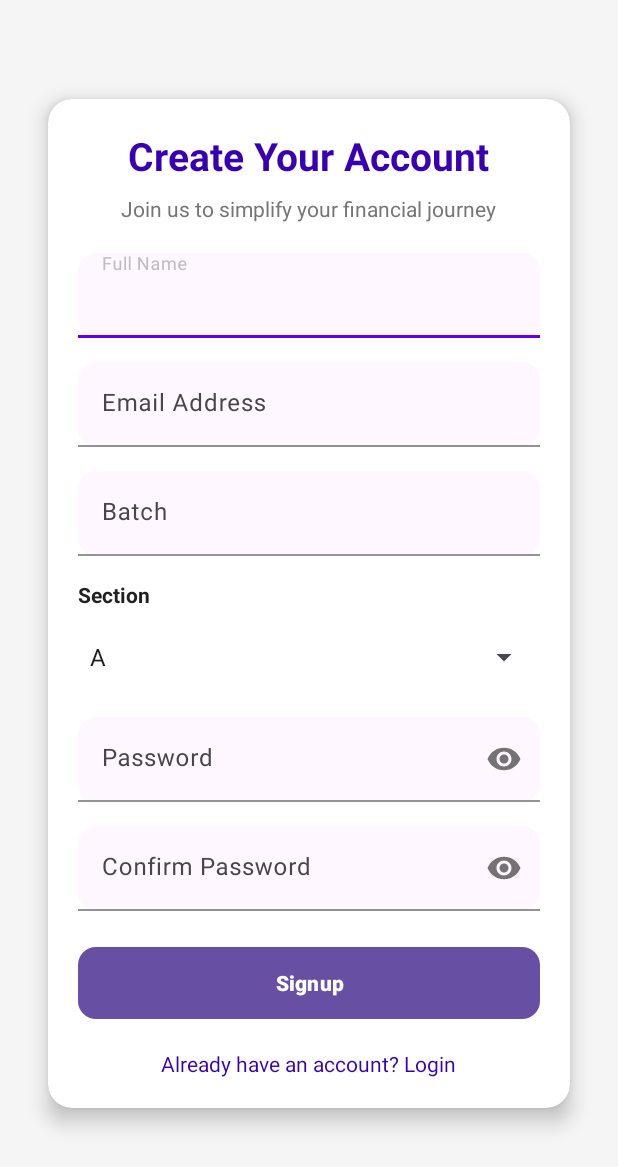
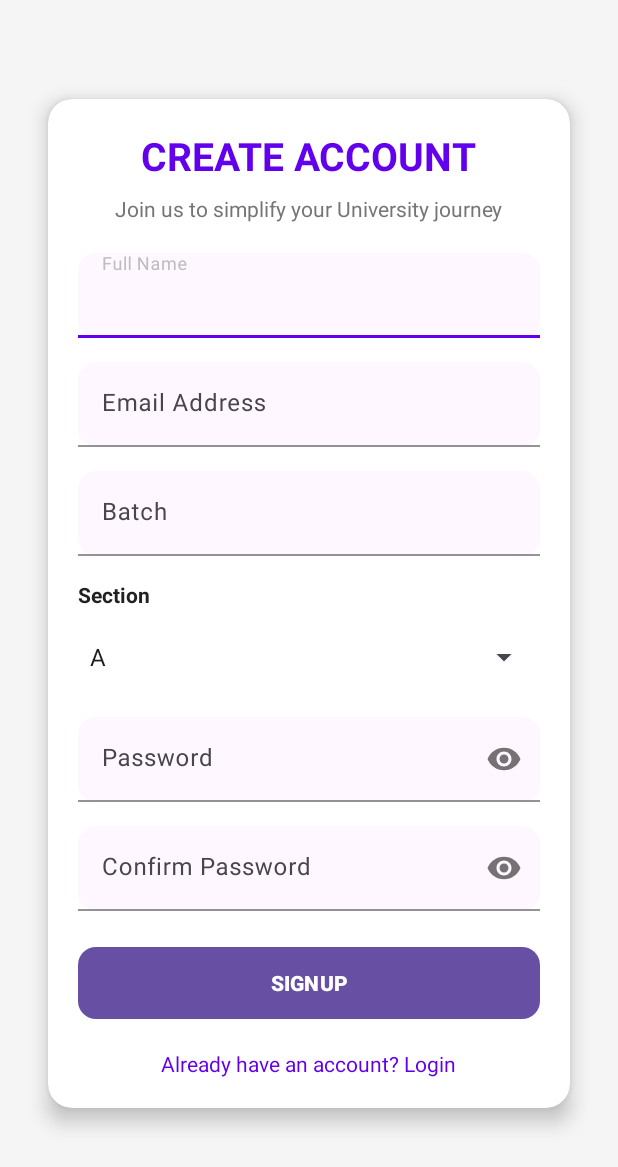
Before and after one commit to ProAnindita/QBankProject, an Android app: the SignupActivity screen opened directly, with no data from a screen before it, on a phone screen of 412 x 824 dp. Shown: the top 1167 px of the screen. Run offline under Robolectric (Android 15) with nearby library versions, the light colour scheme and no system bars; our stand-ins replace Firebase (no records; nobody signed in at launch, a user with empty details on screens opened directly).

Commit message:
all done 4

```diff
--- a/app/src/main/res/layout/activity_add_course.xml
+++ b/app/src/main/res/layout/activity_add_course.xml
@@ -12,9 +12,10 @@
         android:layout_width="wrap_content"
         android:layout_height="wrap_content"
         android:text="Add a Course"
+        android:textAllCaps="true"
         android:textSize="25sp"
         android:textStyle="bold"
-        android:textColor="@color/colorPrimaryDark"
+        android:textColor="@color/colorPrimary"
         app:layout_constraintTop_toTopOf="parent"
         app:layout_constraintStart_toStartOf="parent"
         app:layout_constraintEnd_toEndOf="parent"
--- a/app/src/main/res/layout/activity_admin.xml
+++ b/app/src/main/res/layout/activity_admin.xml
@@ -20,8 +20,9 @@
             android:layout_width="wrap_content"
             android:layout_height="wrap_content"
             android:textSize="30sp"
+            android:textAllCaps="true"
             android:textAlignment="center"
-            android:textColor="@color/colorPrimaryDark"
+            android:textColor="@color/colorPrimary"
             android:layout_gravity="center"
             android:layout_marginBottom="10dp"
             android:textStyle="bold"
--- a/app/src/main/res/layout/activity_home.xml
+++ b/app/src/main/res/layout/activity_home.xml
@@ -21,7 +21,9 @@
             android:layout_height="wrap_content"
             android:textSize="30sp"
             android:textAlignment="center"
-            android:textColor="@color/colorPrimaryDark"
+            android:textAllCaps="true"
+
+            android:textColor="@color/colorPrimary"
             android:layout_gravity="center"
             android:layout_marginBottom="10dp"
             android:textStyle="bold"
@@ -32,7 +34,7 @@
             android:layout_height="wrap_content"
             android:textSize="15sp"
             android:textAlignment="center"
-            android:textColor="@color/colorPrimaryDark"
+            android:textColor="@color/colorPrimary"
             android:layout_gravity="center"
             android:layout_marginBottom="10dp"
             android:text="emailaddress"/>
--- a/app/src/main/res/layout/activity_signup.xml
+++ b/app/src/main/res/layout/activity_signup.xml
@@ -25,12 +25,14 @@
             <!-- Welcome Header -->
             <TextView
                 android:id="@+id/textViewWelcome"
+                android:textAllCaps="true"
+
                 android:layout_width="wrap_content"
                 android:layout_height="wrap_content"
-                android:text="Create Your Account"
+                android:text="Create Account"
                 android:textSize="26sp"
                 android:textStyle="bold"
-                android:textColor="@color/colorPrimaryDark"
+                android:textColor="@color/colorPrimary"
                 android:layout_centerHorizontal="true" />
 
             <!-- Subtitle -->
@@ -38,7 +40,7 @@
                 android:id="@+id/textViewSubtitle"
                 android:layout_width="wrap_content"
                 android:layout_height="wrap_content"
-                android:text="Join us to simplify your financial journey"
+                android:text="Join us to simplify your University journey"
                 android:textSize="14sp"
                 android:textColor="@color/textSecondary"
                 android:layout_below="@id/textViewWelcome"
@@ -198,6 +200,8 @@
                 android:layout_height="wrap_content"
                 android:text="Signup"
                 android:textStyle="bold"
+                android:textAllCaps="true"
+
                 android:layout_below="@id/textInputConfirmPassword"
                 android:layout_marginTop="24dp"
                 android:background="@drawable/rounded_button"
@@ -211,7 +215,7 @@
                 android:layout_height="wrap_content"
                 android:text="Already have an account? Login"
                 android:textSize="14sp"
-                android:textColor="@color/colorPrimaryDark"
+                android:textColor="@color/colorPrimary"
                 android:layout_below="@id/buttonSignUp"
                 android:layout_centerHorizontal="true"
                 android:layout_marginTop="20dp"
--- a/app/src/main/res/layout/activity_solutions.xml
+++ b/app/src/main/res/layout/activity_solutions.xml
@@ -9,7 +9,9 @@
         android:layout_height="wrap_content"
         android:textSize="30sp"
         android:textAlignment="center"
-        android:textColor="@color/colorPrimaryDark"
+        android:textAllCaps="true"
+
+        android:textColor="@color/colorPrimary"
         android:layout_gravity="center"
         android:layout_marginBottom="10dp"
         android:textStyle="bold"
@@ -18,7 +20,7 @@
         android:id="@+id/searchSolutionsInput"
         android:layout_width="match_parent"
         android:layout_height="wrap_content"
-        android:hint="Search solutions by email"
+        android:hint="Search solutions by course"
         android:padding="8dp"
         android:background="@drawable/search_edit_text_bg" />
 
--- a/app/src/main/res/layout/dialog_view_question.xml
+++ b/app/src/main/res/layout/dialog_view_question.xml
@@ -28,6 +28,8 @@
             android:layout_height="wrap_content"
             android:text="Download"
             android:layout_marginEnd="8dp"
+            android:textAllCaps="true"
+
             android:backgroundTint="#3F51B5"
             android:textColor="#FFFFFF" />
 
@@ -35,6 +37,8 @@
             android:id="@+id/quitButton"
             android:layout_width="wrap_content"
             android:layout_height="wrap_content"
+            android:textAllCaps="true"
+
             android:text="Back"
             android:backgroundTint="#F44336"
             android:textColor="#FFFFFF" />
--- a/app/src/main/res/layout/dialogue_update_course.xml
+++ b/app/src/main/res/layout/dialogue_update_course.xml
@@ -52,6 +52,8 @@
             android:layout_width="wrap_content"
             android:layout_height="wrap_content"
             android:text="Done"
+            android:textAllCaps="true"
+
             android:layout_marginEnd="8dp"
             android:backgroundTint="#3F51B5"
             android:textColor="#FFFFFF" />
@@ -59,6 +61,8 @@
         <Button
             android:id="@+id/quitButton"
             android:layout_width="wrap_content"
+            android:textAllCaps="true"
+
             android:layout_height="wrap_content"
             android:text="Quit"
             android:backgroundTint="#F44336"
--- a/app/src/main/res/layout/list_item_course.xml
+++ b/app/src/main/res/layout/list_item_course.xml
@@ -50,6 +50,8 @@
                 android:layout_width="wrap_content"
                 android:layout_height="wrap_content"
                 android:text="Update"
+                android:textAllCaps="true"
+
                 android:backgroundTint="#3F51B5"
                 android:textColor="#FFFFFF" />
 
@@ -59,6 +61,8 @@
                 android:layout_height="wrap_content"
                 android:layout_marginStart="8dp"
                 android:text="Delete"
+                android:textAllCaps="true"
+
                 android:backgroundTint="#FF0000"
                 android:textColor="#FFFFFF" />
         </LinearLayout>
--- a/app/src/main/res/layout/std_upload_profile.xml
+++ b/app/src/main/res/layout/std_upload_profile.xml
@@ -12,7 +12,9 @@
         android:textAlignment="center"
         android:textColor="@color/colorPrimary"
         android:layout_gravity="center"
-        android:text="Upload a Profile Picture"/>
+        android:textAllCaps="true"
+
+        android:text="please Pick an image for profile picture"/>
     <ImageView
         android:id="@+id/profile"
         android:layout_width="match_parent"
@@ -33,6 +35,8 @@
             android:layout_width="wrap_content"
             android:layout_height="wrap_content"
             android:text="Done"
+            android:textAllCaps="true"
+
             android:backgroundTint="#3F51B5"
             android:textColor="#FFFFFF" />
     </LinearLayout>
```
Also changed, not shown: app/src/main/res/layout/activity_main.xml (+9 -3 lines), app/src/main/res/layout/dialog_add_solution.xml (+7 -1 lines), app/src/main/res/layout/dialog_solution_options.xml (+8 -0 lines), app/src/main/res/layout/std_course_view.xml (+7 -2 lines).
